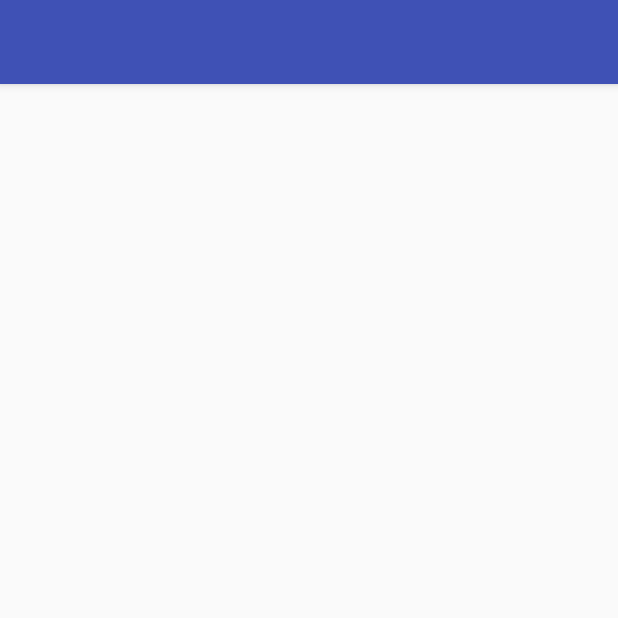
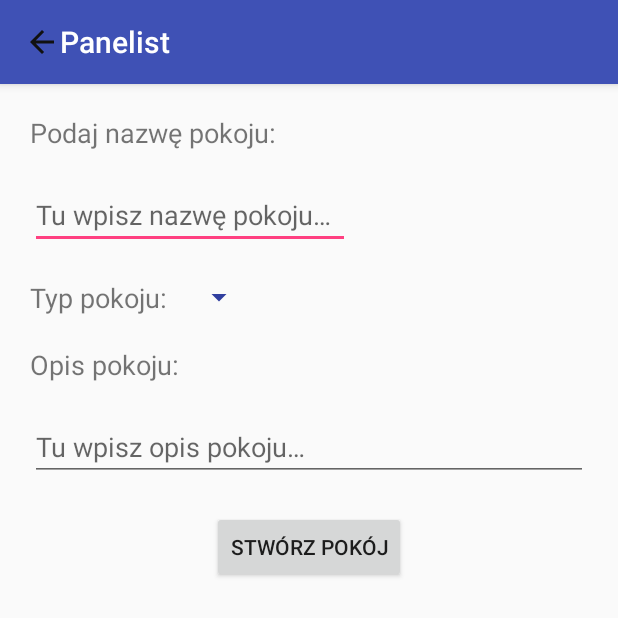
Before and after one commit to PanelistTeam/panelist-pancake, an Android app: the CreateAskroomActivity screen opened directly, with no data from a screen before it, on a phone screen of 412 x 824 dp, the top half of it. Run offline under Robolectric (Android 15) with nearby library versions, the phone set to English and light mode, and no system bars.

Commit message:
CreateAskroom view done, toolbar fixes

```diff
--- a/app/src/main/java/app/panelist/pancake/CreateAskroomActivity.java
+++ b/app/src/main/java/app/panelist/pancake/CreateAskroomActivity.java
@@ -3,11 +3,20 @@ package app.panelist.pancake;
 import android.support.v7.app.AppCompatActivity;
 import android.os.Bundle;
 
+import java.util.Objects;
+
 public class CreateAskroomActivity extends AppCompatActivity {
+
 
 	@Override
 	protected void onCreate(Bundle savedInstanceState) {
 		super.onCreate(savedInstanceState);
 		setContentView(R.layout.activity_create_askroom);
+
+		android.support.v7.widget.Toolbar toolbar = findViewById(R.id.toolbar);
+		setSupportActionBar(toolbar);
+		Objects.requireNonNull(getSupportActionBar()).setDisplayShowTitleEnabled(true);
+		getSupportActionBar().setIcon(R.drawable.ic_arrow_back_black_24dp);
 	}
+
 }
--- /dev/null
+++ b/app/src/main/res/drawable/ic_arrow_back_black_24dp.xml
@@ -0,0 +1,5 @@
+<vector android:height="24dp" android:tint="#111111"
+    android:viewportHeight="24.0" android:viewportWidth="24.0"
+    android:width="24dp" xmlns:android="http://schemas.android.com/apk/res/android">
+    <path android:fillColor="#FF000000" android:pathData="M20,11H7.83l5.59,-5.59L12,4l-8,8 8,8 1.41,-1.41L7.83,13H20v-2z"/>
+</vector>
--- a/app/src/main/res/layout/activity_create_askroom.xml
+++ b/app/src/main/res/layout/activity_create_askroom.xml
@@ -8,30 +8,105 @@
 	android:layout_height="match_parent"
 	android:fitsSystemWindows="true"
 	tools:context=".CreateAskroomActivity">
-	<LinearLayout
-		android:layout_width="match_parent"
-		android:layout_height="match_parent"
-		android:orientation="vertical">
-		<include
-			layout="@layout/toolbar"
-			android:id="@+id/toolbar"
-			android:layout_width="match_parent"
-			android:layout_height="wrap_content"
-			/>
 
-		<FrameLayout
+	<android.support.constraint.ConstraintLayout
 			android:id="@+id/create_askroom_content"
 			android:layout_width="match_parent"
-			android:layout_height="match_parent" />
+			android:layout_height="match_parent">
 
-	</LinearLayout>
-	<android.support.design.widget.NavigationView
-		android:id="@+id/navigation_view"
-		android:layout_height="match_parent"
-		android:layout_width="wrap_content"
-		android:layout_gravity="start"
-		android:fitsSystemWindows="true"
-		app:headerLayout="@layout/navigation_header"
-		app:menu="@menu/drawer_menu" />
+		<include
+			android:id="@+id/toolbar"
+			layout="@layout/toolbar"
+			android:layout_width="match_parent"
+			android:layout_height="wrap_content"/>
 
+		<TextView
+			android:id="@+id/textView_enterRoomName"
+			android:layout_width="wrap_content"
+			android:layout_height="wrap_content"
+			android:layout_marginStart="20dp"
+			android:layout_marginTop="20dp"
+			android:text="@string/enter_room_name"
+			android:textSize="18sp"
+			android:typeface="normal"
+			app:layout_constraintStart_toStartOf="parent"
+			app:layout_constraintTop_toBottomOf="@+id/toolbar" />
+
+			<EditText
+				android:id="@+id/editText_enterRoomName"
+				android:layout_width="wrap_content"
+				android:layout_height="wrap_content"
+				android:layout_marginStart="20dp"
+				android:layout_marginTop="20dp"
+				android:ems="10"
+				android:hint="@string/enter_room_name_hint"
+				android:inputType="textPersonName"
+				android:textSize="18sp"
+				app:layout_constraintStart_toStartOf="parent"
+				app:layout_constraintTop_toBottomOf="@+id/textView_enterRoomName" />
+
+			<TextView
+				android:id="@+id/textView_chooseRoomType"
+				android:layout_width="wrap_content"
+				android:layout_height="wrap_content"
+				android:layout_marginStart="20dp"
+				android:layout_marginTop="20dp"
+				android:text="@string/choose_room_type"
+				android:textSize="18sp"
+				app:layout_constraintStart_toStartOf="parent"
+				app:layout_constraintTop_toBottomOf="@+id/editText_enterRoomName" />
+
+			<Spinner
+				android:id="@+id/spinner_RoomType"
+				android:layout_width="wrap_content"
+				android:layout_height="wrap_content"
+				android:layout_marginStart="10dp"
+				android:layout_marginTop="20dp"
+				android:backgroundTint="@color/colorPrimaryDark"
+				app:layout_constraintStart_toEndOf="@+id/textView_chooseRoomType"
+				app:layout_constraintTop_toBottomOf="@+id/editText_enterRoomName"
+				tools:targetApi="lollipop" />
+
+			<TextView
+				android:id="@+id/textView_roomdescription"
+				android:layout_width="wrap_content"
+				android:layout_height="wrap_content"
+				android:layout_marginStart="20dp"
+				android:layout_marginTop="20dp"
+				android:text="@string/enter_room_desc"
+				android:textSize="18sp"
+				app:layout_constraintStart_toStartOf="parent"
+				app:layout_constraintTop_toBottomOf="@+id/textView_chooseRoomType" />
+
+			<EditText
+				android:id="@+id/editText_enterRoomDesc"
+				android:layout_width="match_parent"
+				android:layout_height="wrap_content"
+				android:layout_marginEnd="20dp"
+				android:layout_marginStart="20dp"
+				android:layout_marginTop="20dp"
+				android:lines="3"
+				android:minLines="1"
+				android:maxLines="3"
+				android:gravity="top|start"
+				android:hint="@string/enter_room_desc_hint"
+				android:inputType="textMultiLine"
+				android:scrollbars="vertical"
+				app:layout_constraintEnd_toEndOf="parent"
+				app:layout_constraintStart_toStartOf="parent"
+				app:layout_constraintTop_toBottomOf="@+id/textView_roomdescription" />
+
+			<Button
+				android:id="@+id/button"
+				android:layout_width="wrap_content"
+				android:layout_height="wrap_content"
+				android:layout_marginEnd="20dp"
+				android:layout_marginStart="20dp"
+				android:layout_marginTop="20dp"
+				android:text="@string/create_room"
+				app:layout_constraintEnd_toEndOf="parent"
+				app:layout_constraintStart_toStartOf="parent"
+				app:layout_constraintTop_toBottomOf="@+id/editText_enterRoomDesc" />
+
+		</android.support.constraint.ConstraintLayout>
 </android.support.v4.widget.DrawerLayout>
--- a/app/src/main/res/layout/navigation_header.xml
+++ b/app/src/main/res/layout/navigation_header.xml
@@ -2,7 +2,6 @@
 <LinearLayout
 	xmlns:android="http://schemas.android.com/apk/res/android"
 	xmlns:app="http://schemas.android.com/apk/res-auto"
-	xmlns:tools="http://schemas.android.com/tools"
 	android:layout_width="match_parent"
 	android:layout_height="192dp"
 	android:background="?attr/colorPrimary"
--- a/app/src/main/res/layout/toolbar.xml
+++ b/app/src/main/res/layout/toolbar.xml
@@ -2,10 +2,13 @@
 <android.support.v7.widget.Toolbar
 	xmlns:android="http://schemas.android.com/apk/res/android"
 	xmlns:app="http://schemas.android.com/apk/res-auto"
+	xmlns:tools="http://schemas.android.com/tools"
 	android:layout_width="match_parent"
 	android:layout_height="?android:attr/actionBarSize"
 	android:background="?attr/colorPrimary"
 	android:elevation="4dp"
 	android:theme="@style/ThemeOverlay.AppCompat.Dark.ActionBar"
 	app:popupTheme="@style/ThemeOverlay.AppCompat.Light"
-	app:contentInsetStartWithNavigation="0dp" />
+	app:contentInsetStartWithNavigation="0dp"
+	android:layout_gravity="end"
+	tools:targetApi="lollipop" />
--- a/app/src/main/res/values/strings.xml
+++ b/app/src/main/res/values/strings.xml
@@ -24,14 +24,22 @@
 	<string name="editText_dialogJoinRoom_joinByLink">Podaj link do pokoju</string>
 	<string name="button_dialogJoinRoom_joinByLink">Dołącz</string>
 
-	<string name="textView_dialogJoinRoom_joinByQrCode">...lub skanując kod QR</string>
+	<string name="textView_dialogJoinRoom_joinByQrCode">…lub skanując kod QR</string>
 	<string name="button_dialogJoinRoom_joinByQrCode">Skanuj kod QR</string>
 
-	<string name="textView_dialogJoinRoom_createRoom">...albo stwórz nowy pokój</string>
+	<string name="textView_dialogJoinRoom_createRoom">…albo stwórz nowy pokój</string>
 	<string name="button_dialogJoinRoom_createRoom">Stwórz pokój</string>
 
 	<!-- drawer_menu -->
 	<string name="settings">Ustawienia</string>
 	<string name="logout">Wyloguj</string>
 
+	<!-- create_askroom -->
+	<string name="enter_room_name">Podaj nazwę pokoju:</string>
+	<string name="enter_room_name_hint">Tu wpisz nazwę pokoju…</string>
+	<string name="choose_room_type">Typ pokoju:</string>
+	<string name="enter_room_desc">Opis pokoju:</string>
+	<string name="enter_room_desc_hint">Tu wpisz opis pokoju…</string>
+	<string name="create_room">Stwórz pokój</string>
+
 </resources>
```
